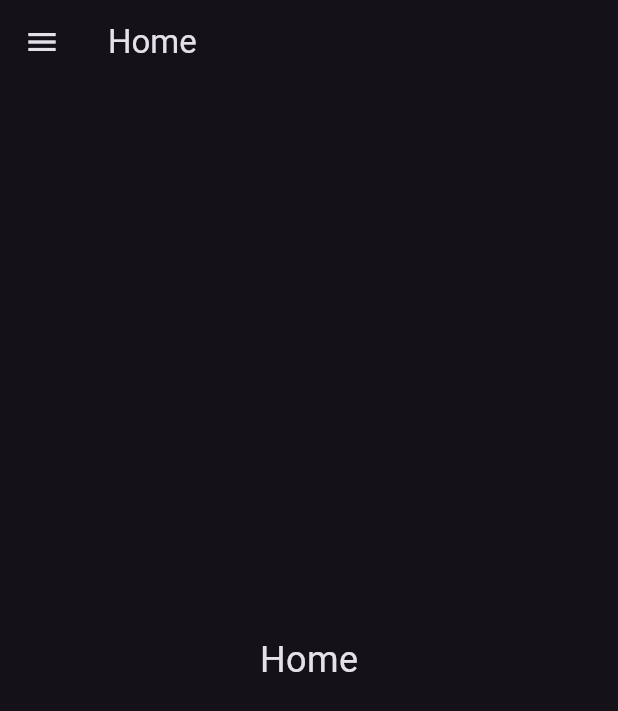
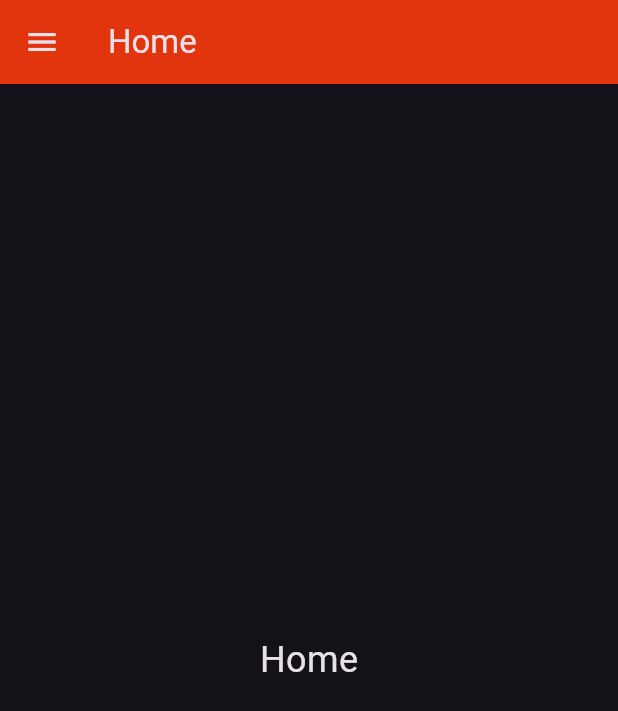
Before and after one commit to Inn0/PokeTools, a Flutter app: the screen it shows after launch, on a phone screen of 412 x 824 dp. Shown: the top 711 px of the screen. Run offline on Flutter 3.47's test engine with Material 3 defaults, Android fonts, the phone set to English and light mode, and no system bars; project files that could hold a hidden picture were left out.

Commit message:
fix small bugs and change color of duo in party border

```diff
--- a/lib/components/navigation/navigation_container.dart
+++ b/lib/components/navigation/navigation_container.dart
@@ -26,9 +26,7 @@ class NavigationContainerState extends State<NavigationContainer> {
     _navigatorKey.currentState
         ?.pushNamedAndRemoveUntil(route, (route) => false);
 
-    if (!isDesktop) {
-      Navigator.of(context, rootNavigator: true).pop();
-    }
+    Navigator.of(context, rootNavigator: true).pop();
   }
 
   Widget _buildSidebar() {
@@ -79,15 +77,14 @@ class NavigationContainerState extends State<NavigationContainer> {
   @override
   Widget build(BuildContext context) {
     return Scaffold(
-      appBar: isDesktop
-          ? null
-          : AppBar(
-              title: Text(_selectedRoute == HOME_PAGE_ROUTE
-                  ? HOME_PAGE
-                  : NUZLOCKE_TRACKER_PAGE)),
+      appBar: AppBar(
+        title: Text(_selectedRoute == HOME_PAGE_ROUTE
+            ? HOME_PAGE
+            : NUZLOCKE_TRACKER_PAGE),
+        backgroundColor: pokemonRed,
+      ),
       body: Row(
         children: [
-          if (isDesktop) SizedBox(width: 250, child: _buildSidebar()),
           Expanded(
             child: Navigator(
               key: _navigatorKey,
@@ -107,7 +104,8 @@ class NavigationContainerState extends State<NavigationContainer> {
           ),
         ],
       ),
-      drawer: isDesktop ? null : Drawer(child: _buildSidebar()),
+      drawer: Drawer(child: _buildSidebar()),
+      extendBodyBehindAppBar: false,
     );
   }
 
--- a/lib/pages/run_detail_page.dart
+++ b/lib/pages/run_detail_page.dart
@@ -319,7 +319,11 @@ class _RunDetailPageState extends State<RunDetailPage> {
                       shape: RoundedRectangleBorder(
                         borderRadius: BorderRadius.circular(12),
                         side: BorderSide(
-                          color: duo.areAlive ? runWon : runLost,
+                          color: duo.areInParty
+                              ? pokemonRed
+                              : duo.areAlive
+                                  ? runWon
+                                  : runLost,
                           width: 4,
                         ),
                       ),
```
Also changed, not shown: lib/pages/nuzlocke_tracker_page.dart (+5 -2 lines), 1 other file.
